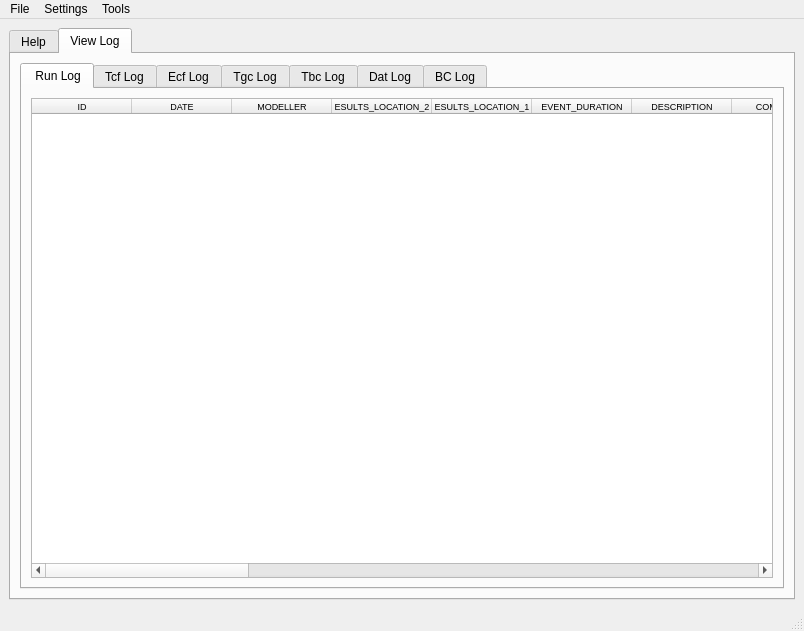
Above: src/logit/LogIT_UI.ui from ErmeviewEnvironmentalLtd/LogIT before the change. Below: the same form after it.
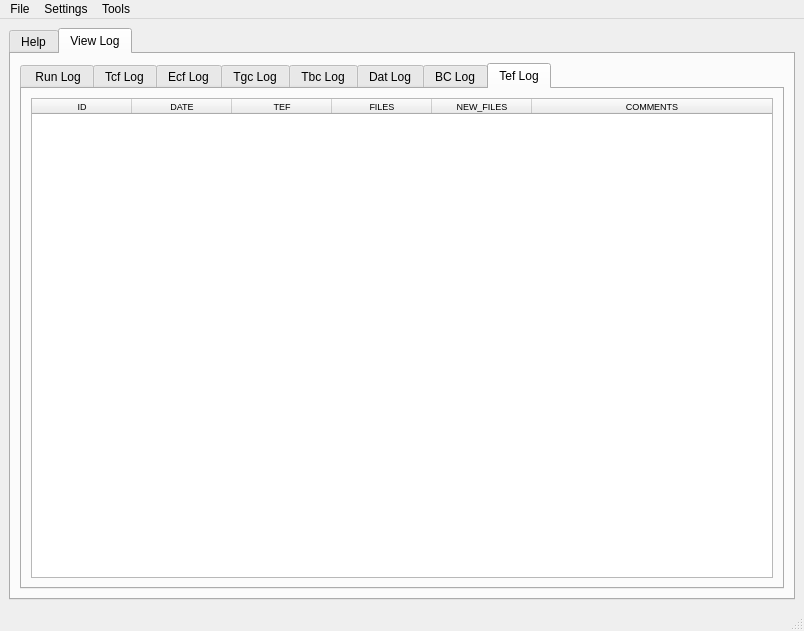
That is the form after the change. The open tabs and pages were chosen to show the change. Icons and pictures are not drawn.

Commit message:
Added TEF page to UI and additional database tables.
Need to add some more changes to maintain compliance with the
next release setup.

Also fixed a problem in the multiple model loader.

```diff
--- a/src/logit/LogIT_UI.ui
+++ b/src/logit/LogIT_UI.ui
@@ -232,7 +232,7 @@
            <enum>QTabWidget::North</enum>
           </property>
           <property name="currentIndex">
-           <number>0</number>
+           <number>7</number>
           </property>
           <property name="documentMode">
            <bool>false</bool>
@@ -1048,6 +1048,98 @@
               <column>
                <property name="text">
                 <string>BC_DBASE</string>
+               </property>
+               <property name="font">
+                <font>
+                 <pointsize>7</pointsize>
+                </font>
+               </property>
+              </column>
+              <column>
+               <property name="text">
+                <string>FILES</string>
+               </property>
+               <property name="font">
+                <font>
+                 <pointsize>7</pointsize>
+                </font>
+               </property>
+              </column>
+              <column>
+               <property name="text">
+                <string>NEW_FILES</string>
+               </property>
+               <property name="font">
+                <font>
+                 <pointsize>7</pointsize>
+                </font>
+               </property>
+              </column>
+              <column>
+               <property name="text">
+                <string>COMMENTS</string>
+               </property>
+               <property name="font">
+                <font>
+                 <pointsize>7</pointsize>
+                </font>
+               </property>
+              </column>
+             </widget>
+            </item>
+           </layout>
+          </widget>
+          <widget class="QWidget" name="tefViewTab">
+           <attribute name="title">
+            <string>Tef Log</string>
+           </attribute>
+           <layout class="QVBoxLayout" name="verticalLayout">
+            <item>
+             <widget class="QTableWidget" name="tefEntryViewTable">
+              <property name="maximumSize">
+               <size>
+                <width>16777215</width>
+                <height>16777215</height>
+               </size>
+              </property>
+              <property name="toolTip">
+               <string>&lt;html&gt;&lt;head/&gt;&lt;body&gt;&lt;p&gt;&lt;span style=&quot; font-size:9pt;&quot;&gt;Right-click row entry to delete or update&lt;/span&gt;&lt;/p&gt;&lt;/body&gt;&lt;/html&gt;</string>
+              </property>
+              <property name="alternatingRowColors">
+               <bool>true</bool>
+              </property>
+              <property name="horizontalScrollMode">
+               <enum>QAbstractItemView::ScrollPerPixel</enum>
+              </property>
+              <property name="sortingEnabled">
+               <bool>true</bool>
+              </property>
+              <attribute name="horizontalHeaderStretchLastSection">
+               <bool>true</bool>
+              </attribute>
+              <column>
+               <property name="text">
+                <string>ID</string>
+               </property>
+               <property name="font">
+                <font>
+                 <pointsize>7</pointsize>
+                </font>
+               </property>
+              </column>
+              <column>
+               <property name="text">
+                <string>DATE</string>
+               </property>
+               <property name="font">
+                <font>
+                 <pointsize>7</pointsize>
+                </font>
+               </property>
+              </column>
+              <column>
+               <property name="text">
+                <string>TEF</string>
                </property>
                <property name="font">
                 <font>
```
Left out of the diff: 2 changed lines with no effect on the pictures. The commit also changes 11 other files.
